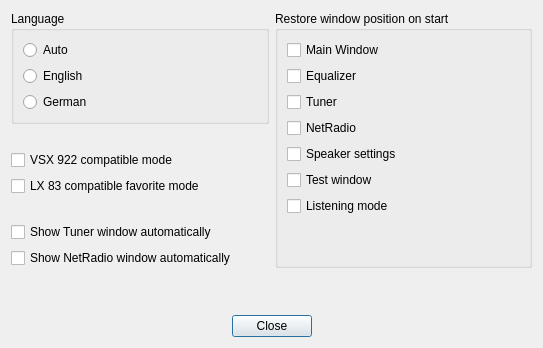
Before: the Qt Designer form settingsdialog.ui in AceOfSnakes/AvrPioRemote, drawn with Qt 5.
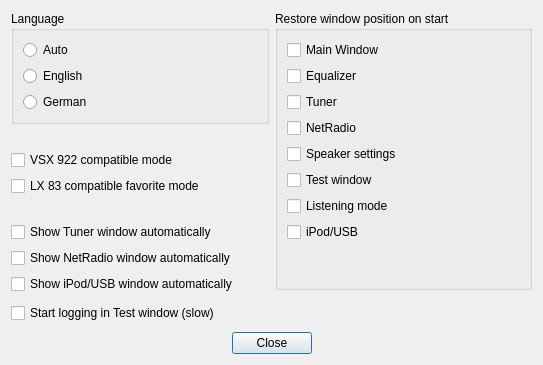
After: the same form once the commit is applied.

Diff of the .ui file:
```diff
--- a/settingsdialog.ui
+++ b/settingsdialog.ui
@@ -7,7 +7,7 @@
     <x>0</x>
     <y>0</y>
     <width>543</width>
-    <height>348</height>
+    <height>365</height>
    </rect>
   </property>
   <property name="windowTitle">
@@ -96,6 +96,13 @@
          </property>
         </widget>
        </item>
+       <item>
+        <widget class="QCheckBox" name="ShowUSBCheckBox">
+         <property name="text">
+          <string>Show iPod/USB window automatically</string>
+         </property>
+        </widget>
+       </item>
        <item>
         <spacer name="verticalSpacer_3">
          <property name="orientation">
@@ -109,6 +116,13 @@
          </property>
         </spacer>
        </item>
+       <item>
+        <widget class="QCheckBox" name="StartLoggingInTestWindowCheckBox">
+         <property name="text">
+          <string>Start logging in Test window (slow)</string>
+         </property>
+        </widget>
+       </item>
        <item>
         <spacer name="verticalSpacer_2">
          <property name="orientation">
@@ -181,6 +195,13 @@
             </property>
            </widget>
           </item>
+          <item>
+           <widget class="QCheckBox" name="RestoreUSBWindowCheckBox">
+            <property name="text">
+             <string>iPod/USB</string>
+            </property>
+           </widget>
+          </item>
           <item>
            <spacer name="verticalSpacer">
             <property name="orientation">
```
